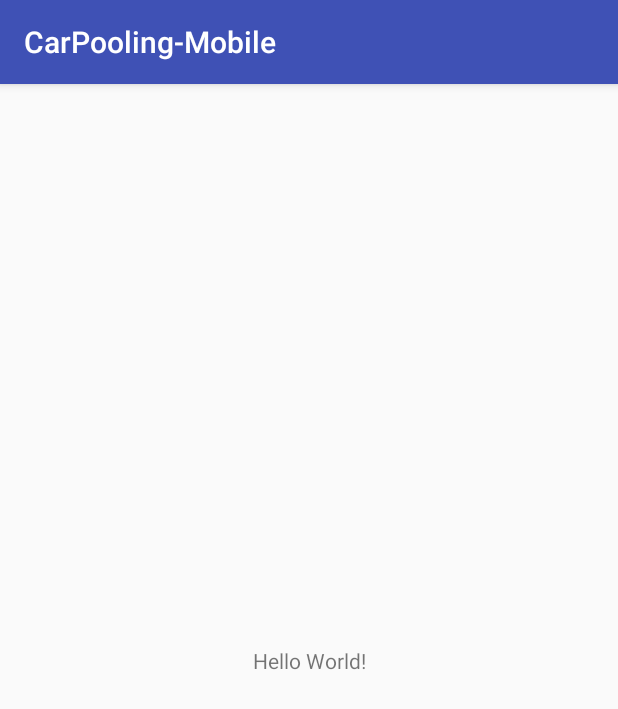
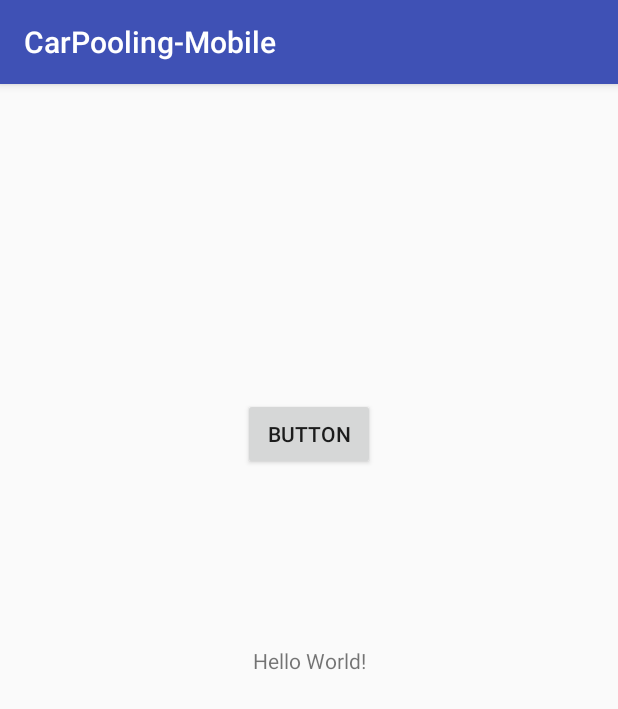
Before and after one commit to Team-LZZZ/CarPooling, an Android app: the screen it shows after launch (MainActivity), on a phone screen of 412 x 824 dp. Shown: the top 709 px of the screen. Run offline under Robolectric (Android 15) with nearby library versions, the phone set to English and light mode, and no system bars; libraries missing offline, so code that uses them is left out: edu.wpi.cs528; 1 statement that could not run was skipped.

Commit message:
architecture set, http connection set and tested.

```diff
--- a/CarPooling-Mobile/app/src/main/AndroidManifest.xml
+++ b/CarPooling-Mobile/app/src/main/AndroidManifest.xml
@@ -1,6 +1,9 @@
 <?xml version="1.0" encoding="utf-8"?>
 <manifest xmlns:android="http://schemas.android.com/apk/res/android"
     package="edu.wpi.cs528.lzzz.carpooling_mobile">
+
+    <uses-permission android:name="android.permission.INTERNET" />
+    <uses-permission android:name="android.permission.ACCESS_NETWORK_STATE" />
 
     <application
         android:allowBackup="true"
--- a/CarPooling-Mobile/app/src/main/java/edu/wpi/cs528/lzzz/carpooling_mobile/MainActivity.java
+++ b/CarPooling-Mobile/app/src/main/java/edu/wpi/cs528/lzzz/carpooling_mobile/MainActivity.java
@@ -2,12 +2,40 @@ package edu.wpi.cs528.lzzz.carpooling_mobile;
 
 import android.support.v7.app.AppCompatActivity;
 import android.os.Bundle;
+import android.view.View;
+import android.widget.Button;
+import android.widget.TextView;
 
-public class MainActivity extends AppCompatActivity {
+import edu.wpi.cs528.lzzz.carpooling_mobile.handlers.ConnectionHandler;
+import edu.wpi.cs528.lzzz.carpooling_mobile.connection.HttpRequestMessage;
+
+public class MainActivity extends AppCompatActivity{
+
+    private Button testButton;
+    private TextView textView;
 
     @Override
     protected void onCreate(Bundle savedInstanceState) {
         super.onCreate(savedInstanceState);
         setContentView(R.layout.activity_main);
+        final ConnectionHandler connectionHandler = new ConnectionHandler(this);
+
+        testButton = (Button) findViewById(R.id.testConnectionBtn);
+        textView = (TextView)  findViewById(R.id.textView);
+
+        testButton.setOnClickListener(new View.OnClickListener() {
+            @Override
+            public void onClick(View v) {
+                HttpRequestMessage request = new HttpRequestMessage();
+                request.setMethod("POST");
+                request.addParam("name", "morpheus");
+                request.addParam("job", "worker");
+                request.setUrl("https://reqres.in/api/users");
+//                request.setMethod("GET");
+//                request.setUrl("https://reqres.in/api/users/2");
+                connectionHandler.connectForResponse(request);
+            }
+        });
     }
+
 }
--- a/CarPooling-Mobile/app/src/main/res/layout/activity_main.xml
+++ b/CarPooling-Mobile/app/src/main/res/layout/activity_main.xml
@@ -7,6 +7,7 @@
     tools:context="edu.wpi.cs528.lzzz.carpooling_mobile.MainActivity">
 
     <TextView
+        android:id="@+id/textView"
         android:layout_width="wrap_content"
         android:layout_height="wrap_content"
         android:text="Hello World!"
@@ -15,4 +16,15 @@
         app:layout_constraintRight_toRightOf="parent"
         app:layout_constraintTop_toTopOf="parent" />
 
+    <Button
+        android:id="@+id/testConnectionBtn"
+        android:layout_width="wrap_content"
+        android:layout_height="wrap_content"
+        android:text="Button"
+        app:layout_constraintRight_toRightOf="parent"
+        app:layout_constraintLeft_toLeftOf="parent"
+        app:layout_constraintBottom_toTopOf="@+id/textView"
+        app:layout_constraintTop_toTopOf="parent"
+        android:layout_marginTop="92dp" />
+
 </android.support.constraint.ConstraintLayout>
```
Also changed, not shown: 113 other files.
